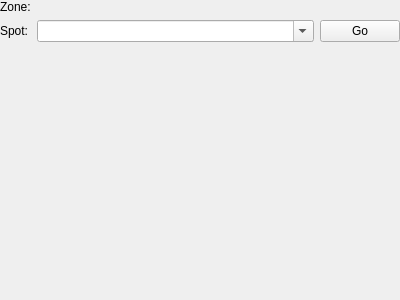
First picture: the form in tools/cathedral/ui/ActionSetHomepoint.ui, repository comphack/comp_hack, before the edit.
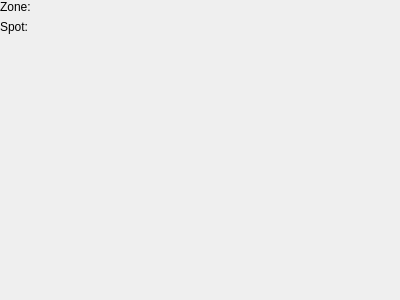
Second picture: the form after the edit. Custom widgets are drawn as their Qt base class.

Commit message: SpotRef controls

Patch:
```diff
--- a/tools/cathedral/ui/ActionSetHomepoint.ui
+++ b/tools/cathedral/ui/ActionSetHomepoint.ui
@@ -39,33 +39,12 @@
        </property>
       </widget>
      </item>
-     <item row="1" column="1">
-      <layout class="QHBoxLayout" name="layoutSpot">
-       <item>
-        <widget class="QComboBox" name="spot">
-         <property name="sizePolicy">
-          <sizepolicy hsizetype="Expanding" vsizetype="Fixed">
-           <horstretch>0</horstretch>
-           <verstretch>0</verstretch>
-          </sizepolicy>
-         </property>
-         <property name="editable">
-          <bool>true</bool>
-         </property>
-        </widget>
-       </item>
-       <item>
-        <widget class="QPushButton" name="spotGo">
-         <property name="text">
-          <string>Go</string>
-         </property>
-        </widget>
-       </item>
-      </layout>
-     </item>
      <item row="0" column="1">
       <widget class="ObjectSelector" name="zone" native="true"/>
      </item>
+     <item row="1" column="1">
+      <widget class="SpotRef" name="spot" native="true"/>
+     </item>
     </layout>
    </item>
   </layout>
@@ -77,6 +56,12 @@
    <header>ObjectSelector.h</header>
    <container>1</container>
   </customwidget>
+  <customwidget>
+   <class>SpotRef</class>
+   <extends>QWidget</extends>
+   <header>SpotRef.h</header>
+   <container>1</container>
+  </customwidget>
  </customwidgets>
  <resources/>
  <connections/>
```
The commit also changes 17 other files.
